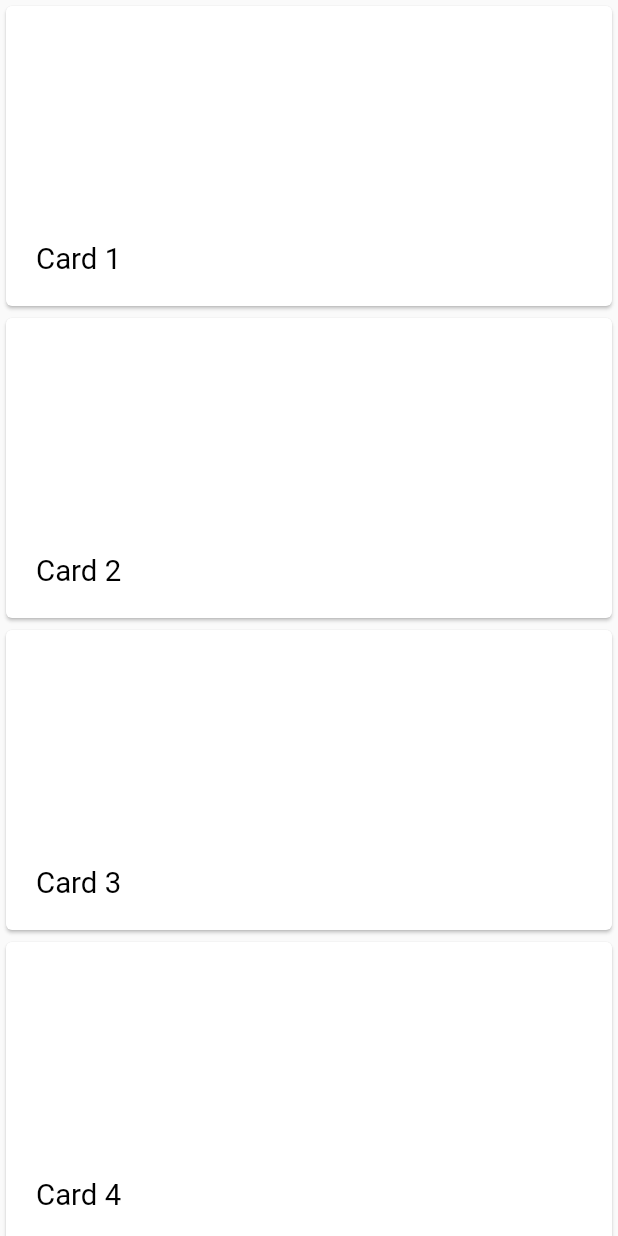
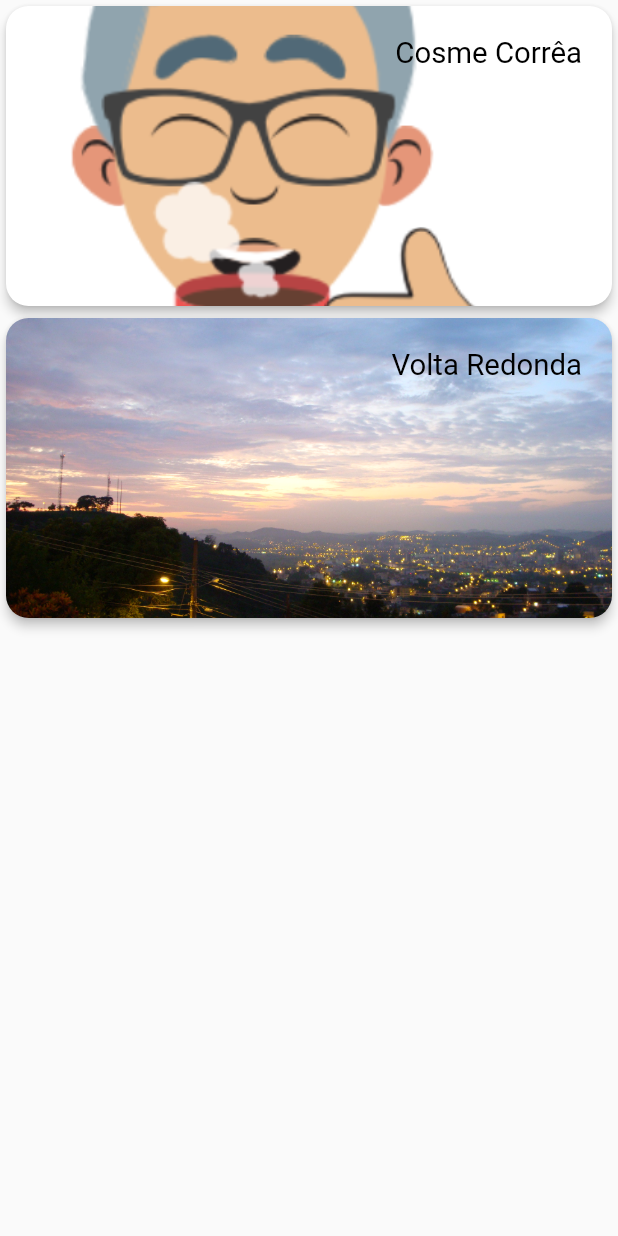
Before and after one commit to incubadora-araci/araci.lab, a Flutter app: what buildList() shows on an empty page, opened directly with empty values, on a phone screen of 412 x 824 dp. Run offline on Flutter 3.47's test engine with Material 2 defaults, Android fonts, the phone set to English and light mode, and no system bars; our stand-ins replace animated_bottom_navigation_bar, animated_splash_screen, flutter_markdown, get, get_storage, page_transition and 2 more; missing offline and left inert: dart:html; accounts and stored records are empty; statements that could not run were skipped.

Commit message:
[WIP] Testing images in cards

```diff
--- a/lib/app/ui/home/widgets/card_widget.dart
+++ b/lib/app/ui/home/widgets/card_widget.dart
@@ -1,24 +1,64 @@
 import 'package:flutter/material.dart';
 
-Widget homeCardWidget(String content, Function onTap, BuildContext context) {
+Widget homeCardWidget(String content, String imageName, Function onTap, BuildContext context) {
     return Card(
+        elevation: 3,
+        semanticContainer: true,
+        clipBehavior: Clip.antiAliasWithSaveLayer,
+        shape: RoundedRectangleBorder(
+          borderRadius: BorderRadius.circular(15.0),
+        ),
         child: InkWell(
           splashColor: Colors.blue.withAlpha(30),
           onTap: onTap,
           child: Container(
             width: 300,
             height: 200,
+            decoration: BoxDecoration(
+              image: DecorationImage(
+                image: AssetImage(imageName),
+                fit: BoxFit.fitWidth,
+                alignment: Alignment.center,
+              ),
+            ),
             child: Container(
-          height: MediaQuery.of(context).size.height/6,
-          width: MediaQuery.of(context).size.width,
-          alignment: Alignment.bottomLeft,
+              alignment: Alignment.topRight,
               child: Padding(
                 padding: const EdgeInsets.all(20.0),
                 child: Text(content, style: TextStyle(color: Colors.black), textScaleFactor: 1.4,),
               ),
+            )
           ),
-
-      ),
-    ),
+        )
     );
+//  return Card(
+//    semanticContainer: true,
+//    clipBehavior: Clip.antiAliasWithSaveLayer,
+//    child: InkWell(
+//      splashColor: Colors.blue.withAlpha(30),
+//      onTap: onTap,
+//      child: Container(
+//        width: 300,
+//        height: 200,
+//        child: Container(
+//          height: MediaQuery.of(context).size.height/6,
+//          width: MediaQuery.of(context).size.width,
+//
+//          child: Stack(
+//            children: [
+//              Image.asset(imageName, fit: BoxFit.fill,),
+//              Container(
+//                alignment: Alignment.topCenter,
+//                child: Padding(
+//                  padding: const EdgeInsets.all(20.0),
+//                  child: Text(content, style: TextStyle(color: Colors.black), textScaleFactor: 1.4,),
+//                ),
+//              )
+//            ],
+//          )
+//        ),
+//
+//      ),
+//    ),
+//  );
 }
--- a/lib/app/ui/home/widgets/list_widget.dart
+++ b/lib/app/ui/home/widgets/list_widget.dart
@@ -6,12 +6,12 @@ Widget buildList({String key, String string, BuildContext context}) {
   return Expanded(
     child: ListView(
       children: [
-        homeCardWidget("Card 1", ()=> Get.snackbar("Card 1", "Card 1 selecionado", snackPosition: SnackPosition.BOTTOM), context),
-        homeCardWidget("Card 2", ()=> Get.snackbar("Card 2", "Card 2 selecionado", snackPosition: SnackPosition.BOTTOM), context),
-        homeCardWidget("Card 3", ()=> Get.snackbar("Card 3", "Card 3 selecionado", snackPosition: SnackPosition.BOTTOM), context),
-        homeCardWidget("Card 4", ()=> Get.snackbar("Card 4", "Card 4 selecionado", snackPosition: SnackPosition.BOTTOM), context),
-        homeCardWidget("Card 5", ()=> Get.snackbar("Card 5", "Card 5 selecionado", snackPosition: SnackPosition.BOTTOM), context),
-        homeCardWidget("Card 6", ()=> Get.snackbar("Card 6", "Card 6 selecionado", snackPosition: SnackPosition.BOTTOM), context)
+        homeCardWidget("Cosme Corrêa", "assets/testImages/CosmeCoffee.png", ()=> Get.snackbar("Card 1", "Card 1 selecionado", snackPosition: SnackPosition.BOTTOM), context),
+        homeCardWidget("Volta Redonda", "assets/testImages/VR.jpg", ()=> Get.snackbar("Card 2", "Card 2 selecionado", snackPosition: SnackPosition.BOTTOM), context),
+//        homeCardWidget("Card 3", ()=> Get.snackbar("Card 3", "Card 3 selecionado", snackPosition: SnackPosition.BOTTOM), context),
+//        homeCardWidget("Card 4", ()=> Get.snackbar("Card 4", "Card 4 selecionado", snackPosition: SnackPosition.BOTTOM), context),
+//        homeCardWidget("Card 5", ()=> Get.snackbar("Card 5", "Card 5 selecionado", snackPosition: SnackPosition.BOTTOM), context),
+//        homeCardWidget("Card 6", ()=> Get.snackbar("Card 6", "Card 6 selecionado", snackPosition: SnackPosition.BOTTOM), context)
       ],
     ),
   );
--- a/pubspec.yaml
+++ b/pubspec.yaml
@@ -58,6 +58,8 @@ flutter:
   assets:
     - assets/
     - assets/images/regia_araci.png
+    - assets/testImages/CosmeCoffee.png
+    - assets/testImages/VR.jpg
   #   - images/a_dot_burr.jpeg
   #   - images/a_dot_ham.jpeg
 
```
Also changed, not shown: assets/testImages/CosmeCoffee.png (added), assets/testImages/VR.jpg (added). Lines whose indentation alone changed are shown as unchanged.
